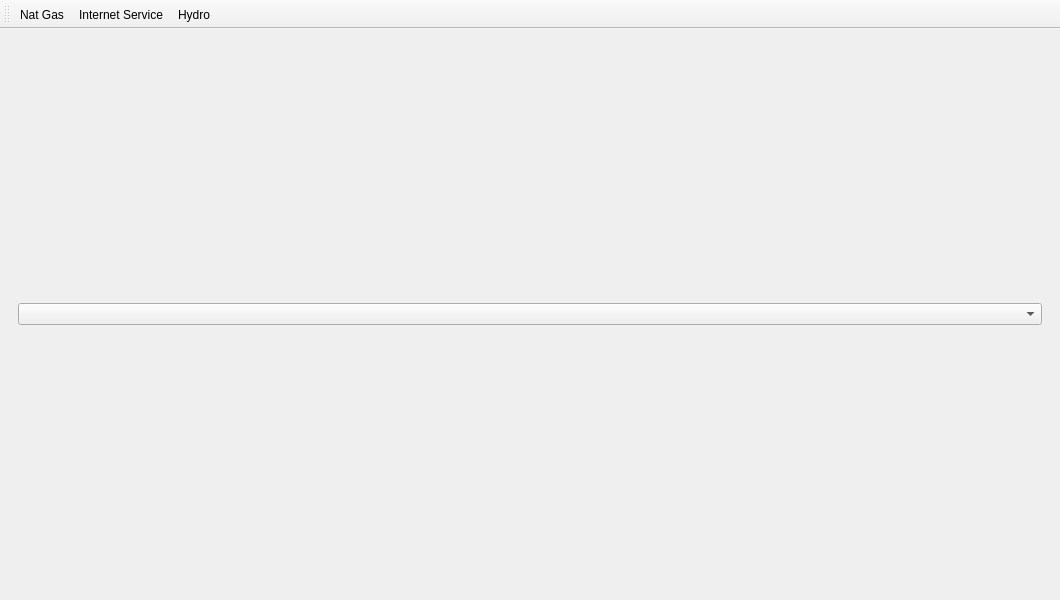
drakovic23/3400-util, file mainwindow.ui: the form before one commit.
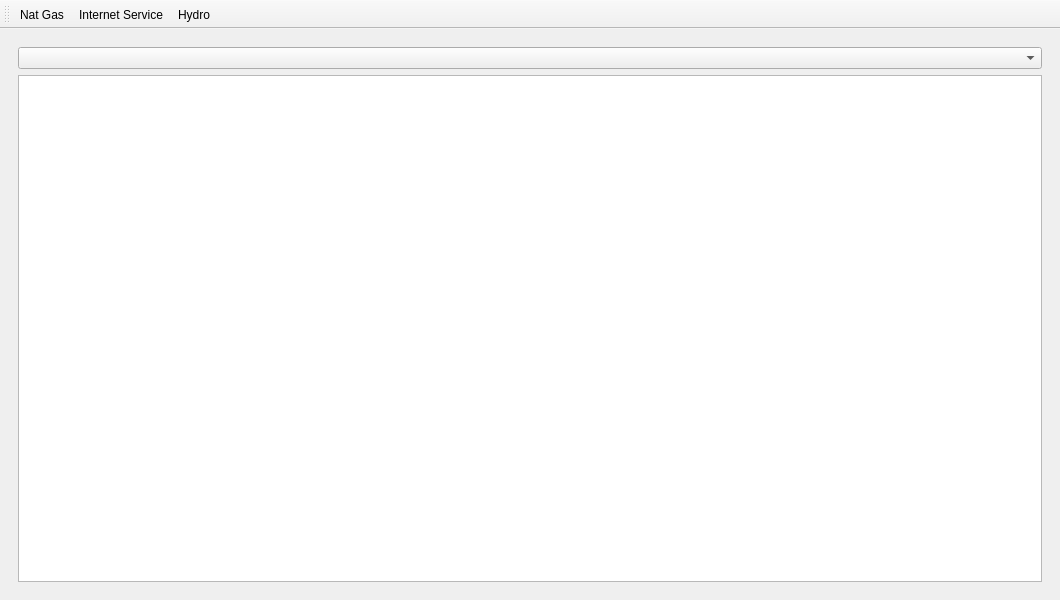
The form after the commit. The open tabs and pages were chosen to show the change. Icons and pictures are not drawn.

Commit message: Display inet rates and providers

The edit to the form file:
```diff
--- a/mainwindow.ui
+++ b/mainwindow.ui
@@ -51,6 +51,9 @@
           </property>
          </widget>
         </item>
+        <item row="1" column="0">
+         <widget class="QTableWidget" name="inetTableWidget"/>
+        </item>
        </layout>
       </widget>
      </widget>
```
Left out of the diff: 5 changed lines with no effect on the pictures. The commit also changes 3 other files.
